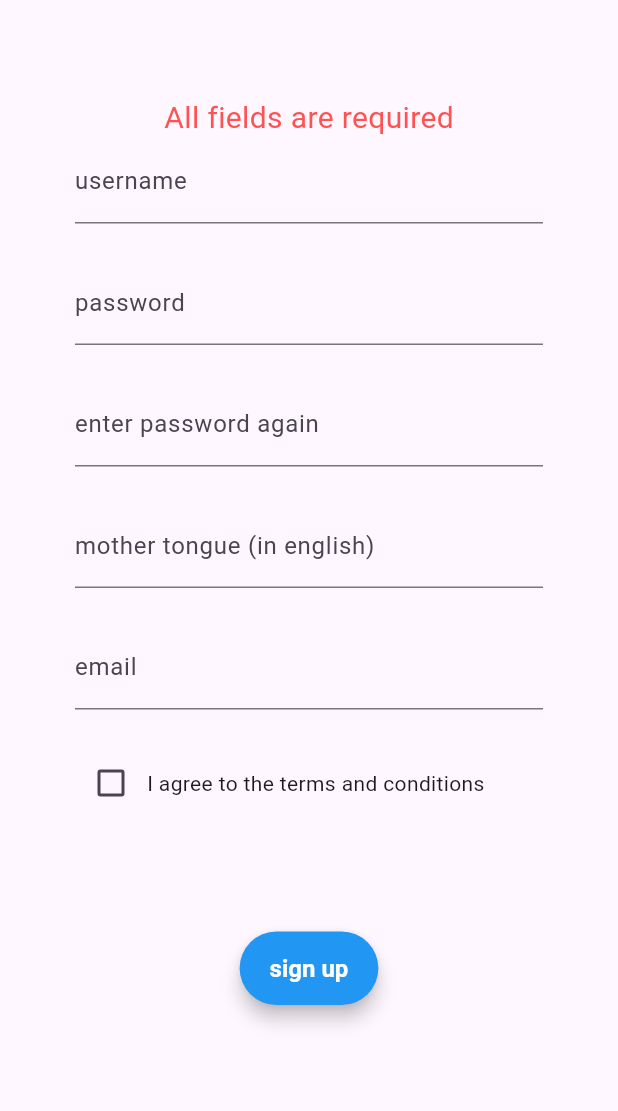
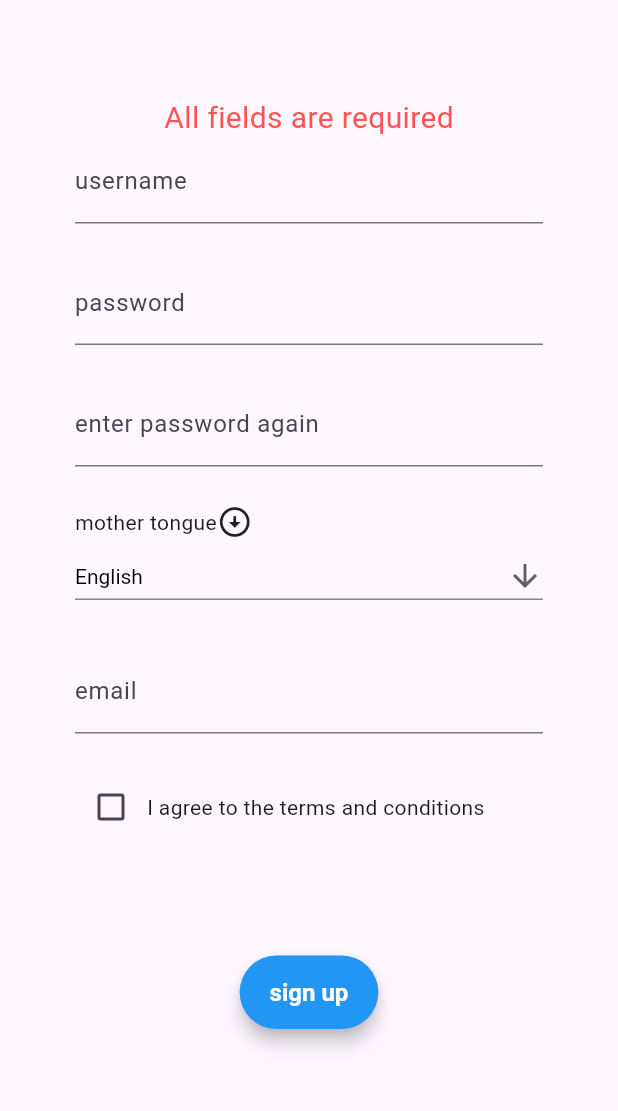
Before and after one commit to seyed0123/word-wolf, a Flutter app: the Sign_up screen opened by its route, after a tap on "sign up", on a phone screen of 412 x 824 dp, the part 63-1174 px from its top. Run offline on Flutter 3.47's test engine with Material 3 defaults, Android fonts, the light colour scheme and no system bars.

Commit message:
add list for chossing mother tongue

```diff
--- a/lib/login/sign_up.dart
+++ b/lib/login/sign_up.dart
@@ -12,10 +12,15 @@ class _Sign_upState extends State<Sign_up> {
   final username = TextEditingController();
   final password = TextEditingController();
   final rePassword = TextEditingController();
-  final lang = TextEditingController();
   final email = TextEditingController();
   bool _isChecked = false;
   final ScrollController _scrollController = ScrollController();
+
+
+
+  String dropdownValue = 'English';
+
+  final List<String> dropdownOptions = ['English', 'Persian', 'German','French','Spanish','Arabic'];
 
   String error = '';
   @override
@@ -26,9 +31,8 @@ class _Sign_upState extends State<Sign_up> {
   }
 
   void sendData(){
-    bool flag = false;
     String err = '';
-    if(username.text == '' || password.text == ''|| rePassword.text == '' || lang.text == '' || email.text == ''){
+    if(username.text == '' || password.text == ''|| rePassword.text == '' || email.text == ''){
       err = 'All fields are required';
     }else if (password.text != rePassword.text) {
       err = 'password doesn\'t match';
@@ -99,16 +103,39 @@ class _Sign_upState extends State<Sign_up> {
               const SizedBox(
                 height: 25,
               ),
-              TextField(
-                controller: lang,
-                textAlign: TextAlign.center,
-                decoration: const InputDecoration(
-                  labelText: 'mother tongue (in english)',
+              const Row(
+                children: [
+                  Text('mother tongue'),
+                  Icon(Icons.arrow_circle_down),
+                ],
+              ),
+              DropdownButton<String>(
+                borderRadius:BorderRadius.all(Radius.circular(5)),
+                isExpanded: true,
+                value: dropdownValue,
+                icon: const Icon(Icons.arrow_downward),
+                iconSize:  24,
+                elevation:  100,
+                style: const TextStyle(color: Colors.black),
+                underline: Container(
+                  height:  1,
+                  color: Colors.black45,
                 ),
+                onChanged: (String? newValue) {
+                  setState(() {
+                    dropdownValue = newValue!;
+                  });
+                },
+                items: dropdownOptions.map<DropdownMenuItem<String>>((String value) {
+                  return DropdownMenuItem<String>(
+                    value: value,
+                    child: Text(value),
+                  );
+                }).toList(),
               ),
               const SizedBox(
-                height: 25,
-              ),
+                  height: 25,
+                ),
               TextField(
                 controller: email,
                 textAlign: TextAlign.center,
@@ -116,7 +143,7 @@ class _Sign_upState extends State<Sign_up> {
                   labelText: 'email',
                 ),
               ),
-              SizedBox(
+              const SizedBox(
                 height: 25,
               ),
               Row(
```
